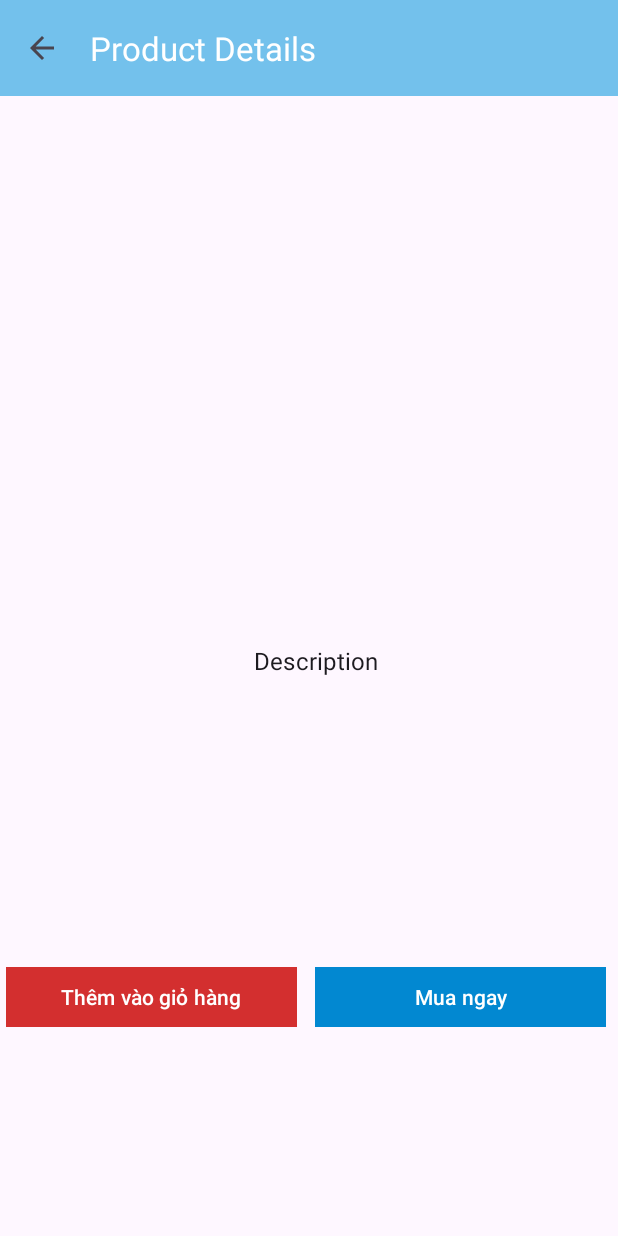
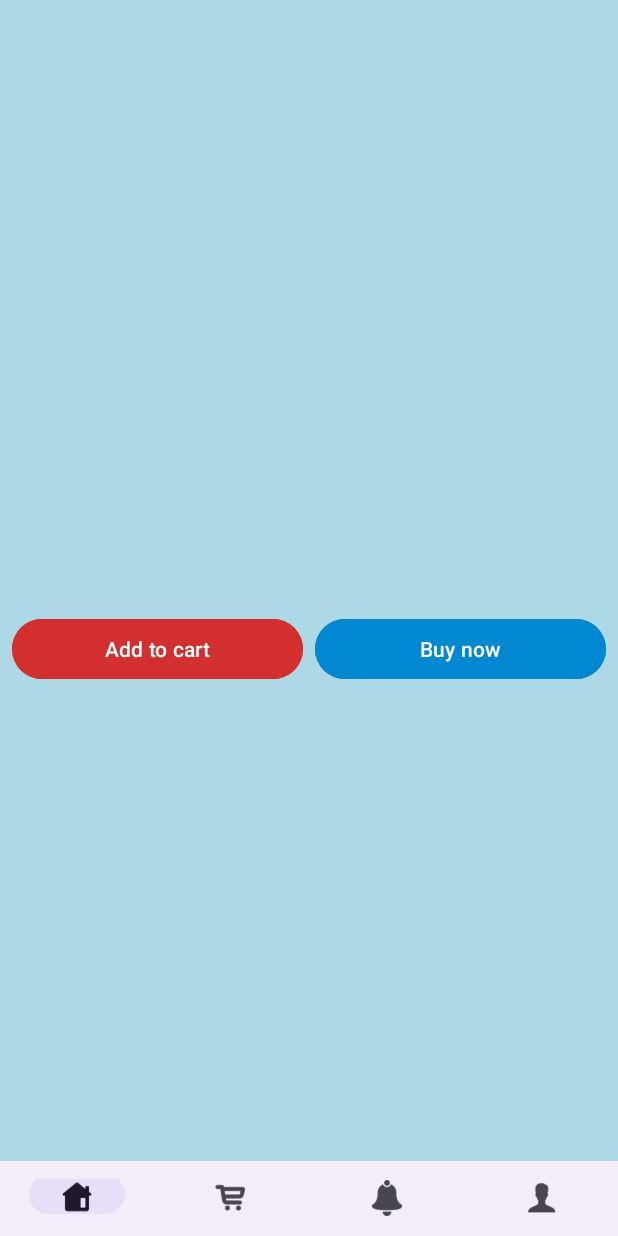
Before and after one commit to BlackerDK/Shop_Thoi_Trang_Tre_Mobile, an Android app: the ProductDetailsActivity screen opened directly, with no data from a screen before it, on a phone screen of 412 x 824 dp. Run offline under Robolectric (Android 15) with nearby library versions, the phone set to English and light mode, and no system bars; our stand-ins replace Picasso.

Commit message:
create color primary all

```diff
--- a/app/src/main/AndroidManifest.xml
+++ b/app/src/main/AndroidManifest.xml
@@ -16,10 +16,10 @@
         <activity android:name=".activity.SignUpActivity"
             tools:ignore="Instantiatable"></activity>
         <activity
-            android:name=".activity.HomeActivity"
+            android:name=".activity.SignInActivity"
             tools:ignore="Instantiatable"></activity>
         <activity
-            android:name=".activity.SignInActivity"
+            android:name=".activity.HomeActivity"
             android:exported="true">
             <intent-filter>
                 <action android:name="android.intent.action.MAIN" />
@@ -28,5 +28,6 @@
             </intent-filter>
         </activity>
         <activity android:name=".activity.MainActivity"></activity>
+        <activity android:name=".activity.CartActivity"></activity>
     </application>
 </manifest>
--- a/app/src/main/java/com/example/shop_thoi_trang_mobile/activity/ProductDetailsActivity.java
+++ b/app/src/main/java/com/example/shop_thoi_trang_mobile/activity/ProductDetailsActivity.java
@@ -5,8 +5,13 @@ package com.example.shop_thoi_trang_mobile.activity;
 import android.content.Intent;
 import android.os.Bundle;
 import android.view.MenuItem;
+import android.view.View;
+import android.widget.Button;
 import android.widget.ImageView;
 import android.widget.TextView;
+import android.widget.Toast;
+
+import androidx.annotation.NonNull;
 import androidx.appcompat.app.AppCompatActivity;
 import androidx.appcompat.widget.Toolbar;
 
@@ -14,7 +19,11 @@ import androidx.appcompat.app.AppCompatActivity;
 
 import com.example.shop_thoi_trang_mobile.R;
 import com.example.shop_thoi_trang_mobile.model.Product;
+import com.google.android.material.bottomnavigation.BottomNavigationView;
 import com.squareup.picasso.Picasso;
+
+import java.util.ArrayList;
+
 public class ProductDetailsActivity extends AppCompatActivity {
 
     private ImageView productImage;
@@ -23,42 +32,53 @@ public class ProductDetailsActivity extends AppCompatActivity {
     private TextView productBrand;
     private TextView productPrice;
     private TextView productDescription;
+    private Button btnAddtoCart;
+
     @Override
     protected void onCreate(Bundle savedInstanceState) {
         super.onCreate(savedInstanceState);
         setContentView(R.layout.activity_product_details);
-        super.setContentView(R.layout.activity_product_details); // Gọi rõ ràng từ lớp cha
-
-        Toolbar toolbar = findViewById(R.id.toolbar);
-        setSupportActionBar(toolbar);
-
-        // Enable the Up button
-        getSupportActionBar().setDisplayHomeAsUpEnabled(true);
-        getSupportActionBar().setDisplayShowHomeEnabled(true);
-
-        // Handle navigation click event
-        toolbar.setNavigationOnClickListener(v -> onBackPressed());
         productImage = findViewById(R.id.product_image);
         productName = findViewById(R.id.product_name);
         productCategory = findViewById(R.id.product_category);
         productBrand = findViewById(R.id.product_brand);
         productPrice = findViewById(R.id.product_price);
-        productDescription = findViewById(R.id.product_description);
-
-        // Nhận đối tượng Product từ Intent
         Intent intent = getIntent();
-        Product product = (Product) intent.getSerializableExtra("product");
+        final Product product = (Product) intent.getSerializableExtra("product");
 
         if (product != null) {
             int imageResId = getResources().getIdentifier(product.getProductImage(), "drawable", getPackageName());
-            // Thiết lập hình ảnh cho ImageView
             productImage.setImageResource(imageResId);
             productName.setText(product.getProductName());
             productCategory.setText("Category: " + product.getProductCategory());
             productBrand.setText("Brand: " + product.getProductBrand());
             productPrice.setText("$" + product.getProductPrice());
-            productDescription.setText(product.getProductDescription());
         }
+        BottomNavigationView bottomNavigationView = findViewById(R.id.bottom_navigation);
+        bottomNavigationView.setOnNavigationItemSelectedListener(new BottomNavigationView.OnNavigationItemSelectedListener() {
+            @Override
+            public boolean onNavigationItemSelected(@NonNull MenuItem item) {
+                Intent intent = null;
+                if (item.getItemId() == R.id.nav_home) {
+                    // Chuyển sang activity Home (ví dụ)
+                    intent = new Intent(ProductDetailsActivity.this, HomeActivity.class);
+                } else if (item.getItemId() == R.id.nav_cart) {
+                    // Chuyển sang activity Category (ví dụ)
+                    intent = new Intent(ProductDetailsActivity.this, HomeActivity.class);
+                } else if (item.getItemId() == R.id.nav_noti) {
+                    // Chuyển sang activity Cart (ví dụ)
+                    intent = new Intent(ProductDetailsActivity.this, HomeActivity.class);
+                } else if (item.getItemId() == R.id.nav_profile) {
+                    // Chuyển sang activity Profile (ví dụ)
+                    intent = new Intent(ProductDetailsActivity.this, HomeActivity.class);
+                }
+                if (intent != null) {
+                    startActivity(intent);
+                    return true;
+                }
+                return false;
+            }
+        });
     }
     @Override
     public boolean onOptionsItemSelected(MenuItem item) {
--- a/app/src/main/java/com/example/shop_thoi_trang_mobile/activity/SignInActivity.java
+++ b/app/src/main/java/com/example/shop_thoi_trang_mobile/activity/SignInActivity.java
@@ -46,7 +46,7 @@ public class SignInActivity  extends AppCompatActivity implements View.OnClickLi
         if(!checkInput()){
             return;
         }
-        Intent intent = new Intent(this,MainActivity.class);
+        Intent intent = new Intent(this,HomeActivity.class);
         startActivity(intent);
         finish();
     }
--- a/app/src/main/res/layout/activity_home.xml
+++ b/app/src/main/res/layout/activity_home.xml
@@ -3,13 +3,15 @@
     xmlns:android="http://schemas.android.com/apk/res/android"
     xmlns:app="http://schemas.android.com/apk/res-auto"
     android:layout_width="match_parent"
-    android:layout_height="match_parent">
+    android:layout_height="match_parent"
+    android:background="@color/back_ground_primary"
+    >
 
     <androidx.appcompat.widget.Toolbar
         android:id="@+id/toolbar"
         android:layout_width="0dp"
         android:layout_height="?attr/actionBarSize"
-        android:background="#73C1EC"
+        android:background="@color/back_ground_secondary"
         android:titleTextColor="@android:color/white"
         android:theme="@style/ThemeOverlay.AppCompat.Dark.ActionBar"
         app:layout_constraintTop_toTopOf="parent"
--- a/app/src/main/res/layout/activity_product_details.xml
+++ b/app/src/main/res/layout/activity_product_details.xml
@@ -1,78 +1,69 @@
 <?xml version="1.0" encoding="utf-8"?>
-<androidx.constraintlayout.widget.ConstraintLayout xmlns:android="http://schemas.android.com/apk/res/android"
+<androidx.core.widget.NestedScrollView xmlns:android="http://schemas.android.com/apk/res/android"
     xmlns:app="http://schemas.android.com/apk/res-auto"
     xmlns:tools="http://schemas.android.com/tools"
     android:layout_width="match_parent"
     android:layout_height="match_parent"
-    tools:context=".activity.ProductDetailsActivity"
-    >
-    <!-- Product Image -->
-    <androidx.appcompat.widget.Toolbar
-        android:id="@+id/toolbar"
-        android:layout_width="0dp"
-        android:layout_height="?attr/actionBarSize"
-        android:background="#73C1EC"
-        app:layout_constraintEnd_toEndOf="parent"
-        app:layout_constraintHorizontal_bias="0.0"
-        app:layout_constraintStart_toStartOf="parent"
-        app:layout_constraintTop_toTopOf="parent"
-        app:title="Product Details"
-        app:titleTextColor="@color/white" />
+    android:background="@color/back_ground_primary"
+    android:fillViewport="true"
+    tools:context=".activity.ProductDetailsActivity">
 
+    <androidx.constraintlayout.widget.ConstraintLayout
+        android:layout_width="match_parent"
+        android:layout_height="wrap_content"
+        tools:layout_editor_absoluteX="7dp"
+        tools:layout_editor_absoluteY="7dp">
         <ImageView
             android:id="@+id/product_image"
-        android:layout_width="0dp"
+            android:layout_width="300dp"
             android:layout_height="0dp"
-        android:paddingTop="?attr/actionBarSize"
             android:scaleType="fitCenter"
             app:layout_constraintDimensionRatio="1.5"
+            app:layout_constraintTop_toTopOf="parent"
+            app:layout_constraintBottom_toTopOf="@id/product_name"
             app:layout_constraintEnd_toEndOf="parent"
             app:layout_constraintStart_toStartOf="parent"
-        app:layout_constraintTop_toTopOf="@+id/toolbar"
-        tools:srcCompat="@tools:sample/avatars"
-        />
+            tools:srcCompat="@drawable/sample_product" />
 
-    <!-- Product Name -->
         <TextView
             android:id="@+id/product_name"
             android:layout_width="0dp"
             android:layout_height="wrap_content"
             android:layout_marginTop="16dp"
+            android:paddingLeft="10dp"
             android:textAppearance="@style/TextAppearance.MaterialComponents.Headline6"
             app:layout_constraintEnd_toEndOf="parent"
             app:layout_constraintStart_toStartOf="parent"
             app:layout_constraintTop_toBottomOf="@id/product_image"
-        tools:text="Product Name"
-        android:paddingLeft="10dp"
-        />
+            tools:text="Product Name" />
 
         <!-- Product Category -->
         <TextView
             android:id="@+id/product_category"
             android:layout_width="0dp"
             android:layout_height="wrap_content"
+            android:layout_marginTop="8dp"
+            android:paddingLeft="10dp"
             android:textAppearance="@style/TextAppearance.MaterialComponents.Body2"
             android:textColor="?attr/colorSecondary"
             app:layout_constraintEnd_toEndOf="parent"
             app:layout_constraintStart_toStartOf="parent"
             app:layout_constraintTop_toBottomOf="@id/product_name"
-        tools:text="Category: Electronics"
-        android:paddingLeft="10dp"
-        />
+            tools:text="Category: Electronics" />
 
         <!-- Product Brand -->
         <TextView
             android:id="@+id/product_brand"
             android:layout_width="0dp"
             android:layout_height="wrap_content"
+            android:layout_marginTop="8dp"
+            android:paddingLeft="10dp"
             android:textAppearance="@style/TextAppearance.MaterialComponents.Body2"
             android:textColor="?attr/colorSecondary"
             app:layout_constraintEnd_toEndOf="parent"
             app:layout_constraintStart_toStartOf="parent"
             app:layout_constraintTop_toBottomOf="@id/product_category"
-        tools:text="Brand: BrandName"
-        android:paddingLeft="10dp"
-        />
+            tools:text="Brand: BrandName" />
 
         <!-- Product Price -->
         <TextView
@@ -80,58 +71,28 @@
             android:layout_width="0dp"
             android:layout_height="wrap_content"
             android:layout_marginTop="16dp"
+            android:paddingLeft="10dp"
             android:textAppearance="@style/TextAppearance.MaterialComponents.Headline5"
             android:textColor="#4398C6"
             app:layout_constraintEnd_toEndOf="parent"
             app:layout_constraintStart_toStartOf="parent"
             app:layout_constraintTop_toBottomOf="@id/product_brand"
-        tools:text="$199.99"
-        android:paddingLeft="10dp"
-        />
+            tools:text="$199.99" />
 
-    <!-- Product Description Label -->
-    <TextView
-        android:id="@+id/product_description_label"
-        android:layout_width="wrap_content"
-        android:layout_height="wrap_content"
-        android:layout_marginTop="24dp"
-        android:text="Description"
-        android:textAppearance="@style/TextAppearance.MaterialComponents.Subtitle1"
-        app:layout_constraintEnd_toEndOf="parent"
-        app:layout_constraintStart_toStartOf="parent"
-        app:layout_constraintTop_toBottomOf="@id/product_price"
-        android:paddingLeft="10dp"
-        />
-
-    <!-- Product Description -->
-    <TextView
-        android:id="@+id/product_description"
-        android:layout_width="0dp"
-        android:layout_height="50dp"
-        android:layout_marginTop="8dp"
-        android:textAppearance="@style/TextAppearance.MaterialComponents.Body1"
-        app:layout_constraintEnd_toEndOf="parent"
-        app:layout_constraintStart_toStartOf="parent"
-        app:layout_constraintTop_toBottomOf="@id/product_description_label"
-        tools:text="This is a detailed description of the product"
-        android:paddingLeft="10dp"
-        />
-
+        <!-- Buttons: Add to Cart & Buy Now -->
         <Button
             android:id="@+id/btnAddToCart"
             android:layout_width="0dp"
             android:layout_height="wrap_content"
-        android:layout_marginStart="4dp"
-        android:layout_marginEnd="8dp"
-        android:layout_marginBottom="4dp"
-        android:layout_weight="1"
+            android:layout_marginStart="8dp"
+            android:layout_marginEnd="4dp"
             android:backgroundTint="#D32F2F"
-        android:text="Thêm vào giỏ hàng"
-        app:cornerRadius="0dp"
+            android:text="@string/btn_addcart"
             app:layout_constraintBottom_toBottomOf="parent"
             app:layout_constraintEnd_toStartOf="@id/btnBuyNow"
             app:layout_constraintStart_toStartOf="parent"
-        app:layout_constraintTop_toBottomOf="@id/product_description" />
+            app:layout_constraintTop_toBottomOf="@id/product_price"
+            app:layout_constraintVertical_bias="0.145" />
 
         <Button
             android:id="@+id/btnBuyNow"
@@ -139,14 +100,22 @@
             android:layout_height="wrap_content"
             android:layout_marginStart="4dp"
             android:layout_marginEnd="8dp"
-        android:layout_marginBottom="4dp"
-        android:layout_weight="1"
             android:backgroundTint="#0288D1"
-        android:text="Mua ngay"
-        app:cornerRadius="0dp"
+            android:text="@string/btn_buynow"
             app:layout_constraintBottom_toBottomOf="parent"
             app:layout_constraintEnd_toEndOf="parent"
             app:layout_constraintStart_toEndOf="@id/btnAddToCart"
-        app:layout_constraintTop_toBottomOf="@id/product_description" />
+            app:layout_constraintTop_toBottomOf="@id/product_price"
+            app:layout_constraintVertical_bias="0.145" />
 
+        <com.google.android.material.bottomnavigation.BottomNavigationView
+            android:id="@+id/bottom_navigation"
+            android:layout_width="0dp"
+            android:layout_height="50dp"
+            android:layout_gravity="bottom"
+            app:layout_constraintBottom_toBottomOf="parent"
+            app:layout_constraintEnd_toEndOf="parent"
+            app:layout_constraintStart_toStartOf="parent"
+            app:menu="@menu/bottom_navigation_menu" />
     </androidx.constraintlayout.widget.ConstraintLayout>
+</androidx.core.widget.NestedScrollView>
--- a/app/src/main/res/menu/bottom_navigation_menu.xml
+++ b/app/src/main/res/menu/bottom_navigation_menu.xml
@@ -5,12 +5,12 @@
         android:icon="@drawable/ic_home"
         android:title="" />
     <item
-        android:id="@+id/nav_category"
+        android:id="@+id/nav_cart"
         android:icon="@drawable/ic_cart"
         android:title="" />
     <item
-        android:id="@+id/nav_cart"
-        android:icon="@drawable/ic_shop"
+        android:id="@+id/nav_noti"
+        android:icon="@drawable/ic_noti"
         android:title="" />
     <item
         android:id="@+id/nav_profile"
--- a/app/src/main/res/values/strings.xml
+++ b/app/src/main/res/values/strings.xml
@@ -10,5 +10,6 @@
     <string name="ev_UserName">Enter Username</string>
     <string name="ev_Password">Enter Password</string>
     <string name="ev_ConfirmPassword">Confirm Password</string>
-    <string name="tv_or">-----------OR----------</string>
+    <string name="btn_addcart">Add to cart</string>
+    <string name="btn_buynow">Buy now</string>
 </resources>
```
Also changed, not shown: app/src/main/java/com/example/shop_thoi_trang_mobile/activity/HomeActivity.java (+18 -1 lines), app/src/main/res/layout/actitity_sign_in.xml (+6 -6 lines), app/src/main/res/layout/activitiy_sign_up.xml (+5 -4 lines), app/src/main/res/values/colors.xml (+27 -1 lines), app/src/main/res/drawable/ic_noti.png (added). Lines whose indentation alone changed are shown as unchanged.
